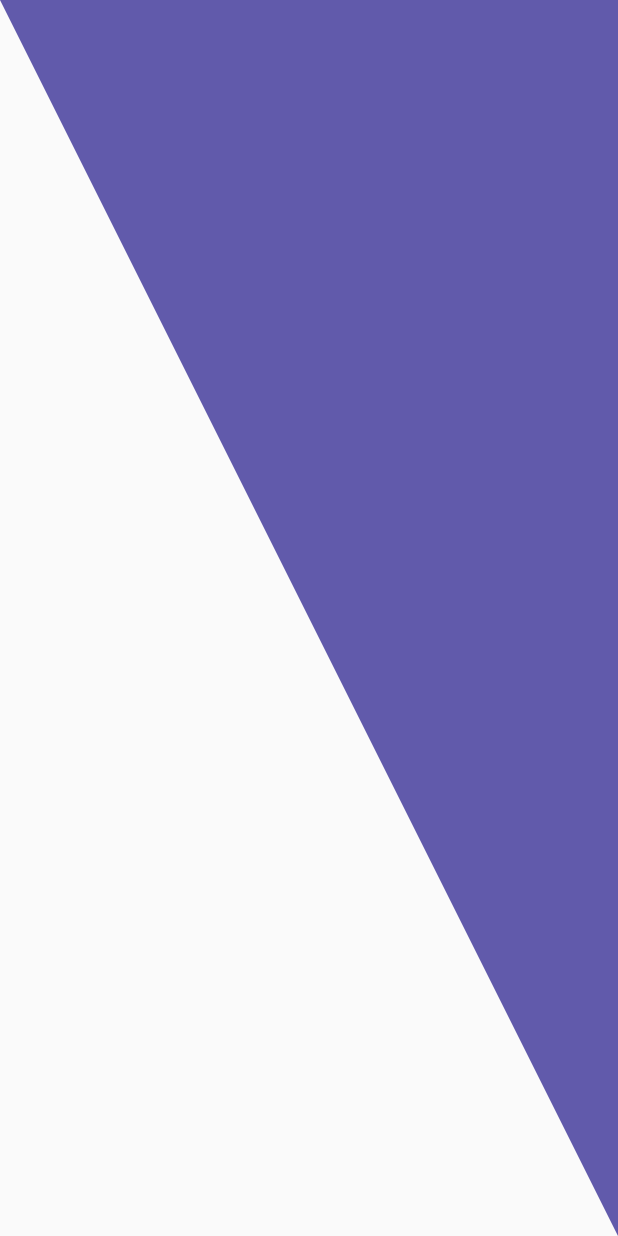
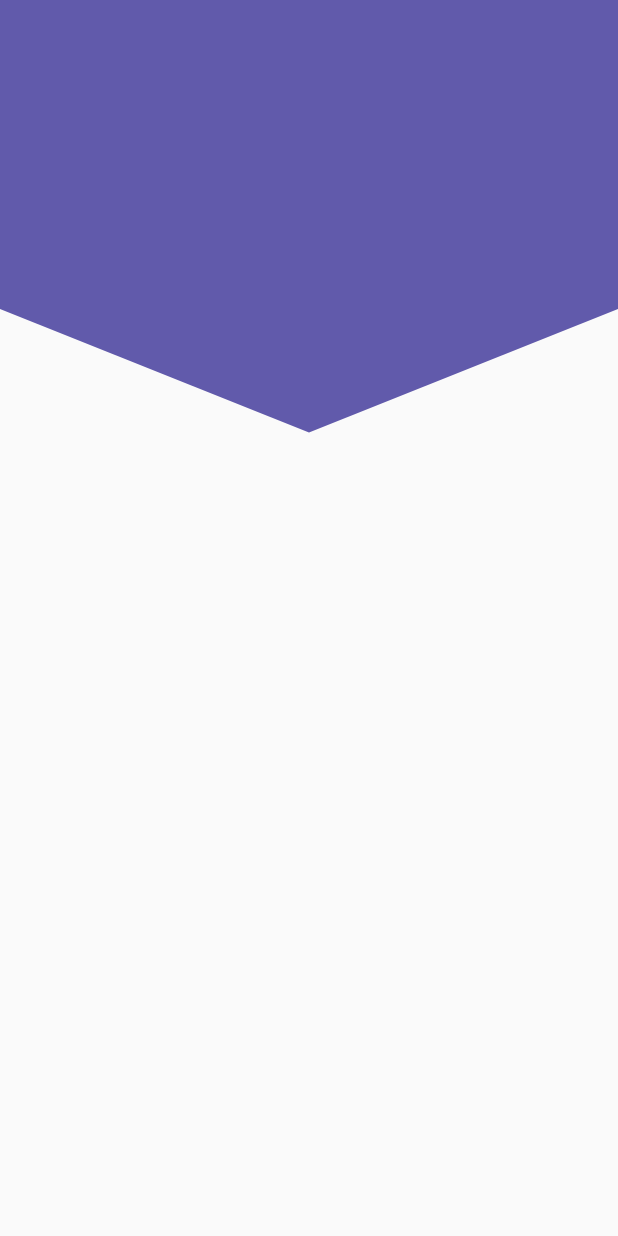
Before and after one commit to Alejandrofenix/Flutter-Basic-Designs, a Flutter app: the screen it shows after launch, on a phone screen of 412 x 824 dp. Run offline on Flutter 3.47's test engine with Material 2 defaults, Android fonts, the phone set to English and light mode, and no system bars.

Commit message:
Se agrego el diseño del header en forma de pico

```diff
--- a/lib/srs/pages/headers_page.dart
+++ b/lib/srs/pages/headers_page.dart
@@ -5,6 +5,6 @@ import 'package:flutter/material.dart';
 class HeadersPage extends StatelessWidget {
   @override
   Widget build(BuildContext context) {
-    return Scaffold(body: HeaderTriangular());
+    return Scaffold(body: HeaderPico());
   }
 }
--- a/lib/srs/widgets/headers.dart
+++ b/lib/srs/widgets/headers.dart
@@ -1,5 +1,8 @@
 import 'package:flutter/material.dart';
 
+//=======================================================================================
+//==================DISEÑO DE HEADER EN FORMA DE CUADRO==================================
+//=======================================================================================
 class HeaderCuadrado extends StatelessWidget {
   @override
   Widget build(BuildContext context) {
@@ -11,6 +14,9 @@ class HeaderCuadrado extends StatelessWidget {
   }
 }
 
+//=======================================================================================
+//==================DISEÑO DE HEADER CON BORDES REDONDEADOS==============================
+//=======================================================================================
 class HeaderBordesRedondeados extends StatelessWidget {
   @override
   Widget build(BuildContext context) {
@@ -26,6 +32,9 @@ class HeaderBordesRedondeados extends StatelessWidget {
   }
 }
 
+//=======================================================================================
+//==================DISEÑO DE HEADER EN FORMA DE DIAGONAL================================
+//=======================================================================================
 class HeaderDiagonal extends StatelessWidget {
   @override
   Widget build(BuildContext context) {
@@ -68,6 +77,9 @@ class _HeaderDiagonalPainter extends CustomPainter {
   }
 }
 
+//=======================================================================================
+//==================DISEÑO DE HEADER EN FORMA DE TRIANGULO===============================
+//=======================================================================================
 class HeaderTriangular extends StatelessWidget {
   @override
   Widget build(BuildContext context) {
@@ -109,3 +121,47 @@ class _HeaderTriangularPainter extends CustomPainter {
     return true;
   }
 }
+
+//=======================================================================================
+//==================DISEÑO DE HEADER EN FORMA DE PICO====================================
+//=======================================================================================
+class HeaderPico extends StatelessWidget {
+  @override
+  Widget build(BuildContext context) {
+    return Container(
+      height: double.infinity,
+      width: double.infinity,
+
+      child: CustomPaint(
+        painter: _HeaderPicoPainter(),
+      ), //Colocación de un color hex, se coloca 0xff seguida del color
+    );
+  }
+}
+
+class _HeaderPicoPainter extends CustomPainter {
+  @override
+  void paint(Canvas canvas, Size size) {
+    final paint = Paint();
+
+    //Propiedades
+    paint.color = Color(0xff615AAB);
+    paint.style = PaintingStyle
+        .fill; //.stroke son los bordes y el .fill es cuando se quiera rellenar
+    paint.strokeWidth = 20;
+    final path = new Path();
+
+    // Dibujar con el path y paint
+    path.lineTo(0, size.height * 0.25);
+    path.lineTo(size.width * 0.5, size.height * 0.35);
+    path.lineTo(size.width, size.height * 0.25);
+    path.lineTo(size.width, 0);
+    canvas.drawPath(path, paint);
+  }
+
+  @override
+  bool shouldRepaint(covariant CustomPainter oldDelegate) {
+    // TODO: implement shouldRepaint
+    return true;
+  }
+}
```
